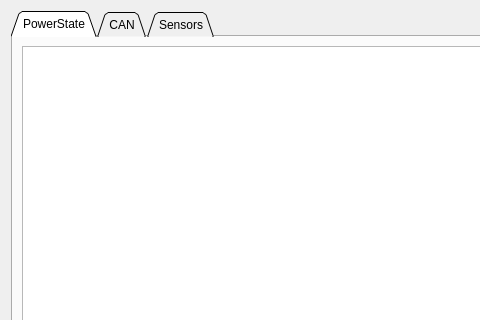
DieBieEngineering/DieBieMS-Tool, file pages/pagemastergeneral.ui: the form before one commit; both pictures show x 0 to 480 and y 0 to 320 of the 700 by 500 pixel window.
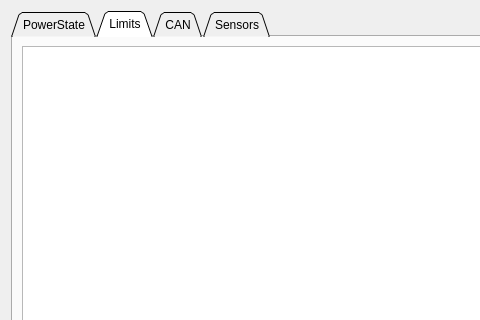
The form after the commit. The open tabs and pages were chosen to show the change. Custom widgets are drawn as their Qt base class.

The edit to the form file:
```diff
--- a/pages/pagemastergeneral.ui
+++ b/pages/pagemastergeneral.ui
@@ -32,6 +32,16 @@
        </item>
       </layout>
      </widget>
+     <widget class="QWidget" name="Limits">
+      <attribute name="title">
+       <string>Limits</string>
+      </attribute>
+      <layout class="QVBoxLayout" name="verticalLayout_5">
+       <item>
+        <widget class="ParamTable" name="masterLimitsTab"/>
+       </item>
+      </layout>
+     </widget>
      <widget class="QWidget" name="CAN">
       <attribute name="title">
        <string>CAN</string>
```
